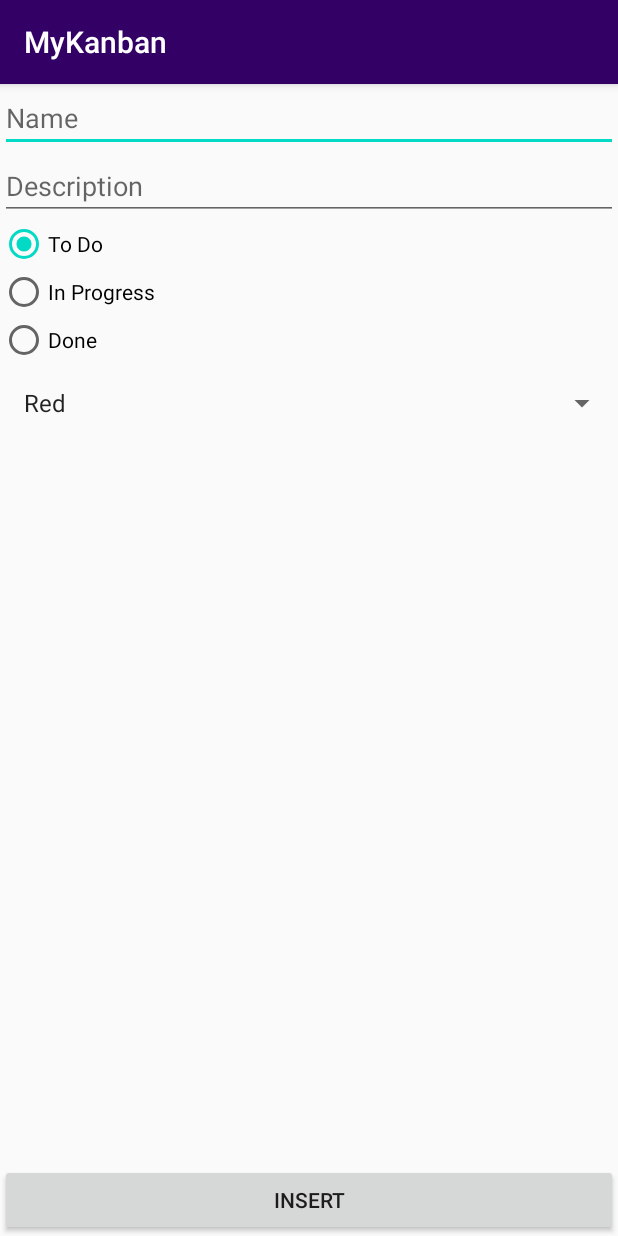
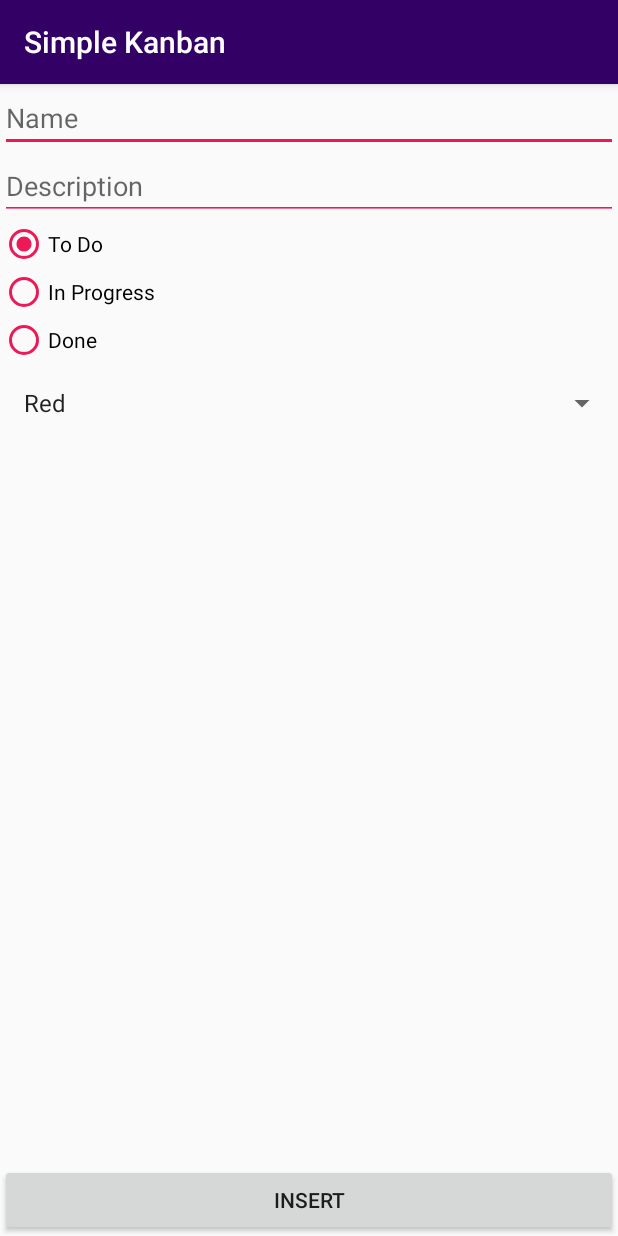
Before and after one commit to kazaw/MyKanban, an Android app: the AdderActivity screen opened directly, with no data from a screen before it, on a phone screen of 412 x 824 dp. Run offline under Robolectric (Android 15) with nearby library versions, the phone set to English and light mode, and no system bars.

Commit message:
Update UI colors, new app icon

```diff
--- a/app/src/main/res/layout/activity_adder.xml
+++ b/app/src/main/res/layout/activity_adder.xml
@@ -19,6 +19,7 @@
             android:id="@+id/editText_name"
             android:layout_width="match_parent"
             android:layout_height="wrap_content"
+            android:backgroundTint="@color/colorButton"
             android:ems="10"
             android:inputType="text"
             android:hint="@string/hint_name"
@@ -28,6 +29,7 @@
             android:id="@+id/editText_description"
             android:layout_width="match_parent"
             android:layout_height="wrap_content"
+            android:backgroundTint="@color/colorButton"
             android:ems="10"
             android:inputType="text"
             android:hint="@string/hint_description"
@@ -43,18 +45,21 @@
                 android:id="@+id/radioButton1"
                 android:layout_width="match_parent"
                 android:layout_height="wrap_content"
+                android:buttonTint="@color/colorButton"
                 android:text="@string/radiobutton_todo" />
 
             <RadioButton
                 android:id="@+id/radioButton2"
                 android:layout_width="match_parent"
                 android:layout_height="wrap_content"
+                android:buttonTint="@color/colorButton"
                 android:text="@string/radiobutton_in_progress" />
 
             <RadioButton
                 android:id="@+id/radioButton3"
                 android:layout_width="match_parent"
                 android:layout_height="wrap_content"
+                android:buttonTint="@color/colorButton"
                 android:text="@string/radiobutton_done" />
 
             <Spinner
--- a/app/src/main/res/layout/activity_main.xml
+++ b/app/src/main/res/layout/activity_main.xml
@@ -25,7 +25,8 @@
             android:id="@+id/tabs"
             android:layout_width="match_parent"
             android:layout_height="wrap_content"
-            android:background="?attr/colorPrimary" />
+            android:background="?attr/colorPrimary"
+            app:tabIndicatorColor="@color/colorButton"/>
     </com.google.android.material.appbar.AppBarLayout>
 
     <androidx.viewpager.widget.ViewPager
--- a/app/src/main/res/layout/fragment_kanbancard_detail.xml
+++ b/app/src/main/res/layout/fragment_kanbancard_detail.xml
@@ -29,24 +29,28 @@
 
         <TextView
             android:id="@+id/textView_detail_name"
+            android:padding="20dp"
             android:layout_width="match_parent"
             android:layout_height="wrap_content"
             android:text="@string/hint_name" />
 
         <TextView
             android:id="@+id/textView_detail_type"
+            android:padding="20dp"
             android:layout_width="match_parent"
             android:layout_height="wrap_content"
             android:text="@string/text_type" />
 
         <TextView
             android:id="@+id/textView_detail_date"
+            android:padding="20dp"
             android:layout_width="match_parent"
             android:layout_height="wrap_content"
             android:text="@string/text_date" />
 
         <TextView
             android:id="@+id/textView_detail_description"
+            android:padding="20dp"
             android:layout_width="match_parent"
             android:layout_height="wrap_content"
             android:text="@string/hint_description" />
--- a/app/src/main/res/mipmap-anydpi-v26/ic_launcher.xml
+++ /dev/null
@@ -1,5 +0,0 @@
-<?xml version="1.0" encoding="utf-8"?>
-<adaptive-icon xmlns:android="http://schemas.android.com/apk/res/android">
-    <background android:drawable="@drawable/ic_launcher_background" />
-    <foreground android:drawable="@drawable/ic_launcher_foreground" />
-</adaptive-icon>
--- a/app/src/main/res/mipmap-anydpi-v26/ic_launcher_round.xml
+++ /dev/null
@@ -1,5 +0,0 @@
-<?xml version="1.0" encoding="utf-8"?>
-<adaptive-icon xmlns:android="http://schemas.android.com/apk/res/android">
-    <background android:drawable="@drawable/ic_launcher_background" />
-    <foreground android:drawable="@drawable/ic_launcher_foreground" />
-</adaptive-icon>
--- a/app/src/main/res/values/strings.xml
+++ b/app/src/main/res/values/strings.xml
@@ -1,5 +1,5 @@
 <resources>
-    <string name="app_name">MyKanban</string>
+    <string name="app_name">Simple Kanban</string>
     <string name="tab_text_1">To Do</string>
     <string name="tab_text_2">In Progress</string>
     <string name="tab_text_3">Done</string>
```
Also changed, not shown: app/src/main/res/drawable/web_hi_res_512.png (added), app/src/main/res/mipmap-hdpi/ic_launcher.png, app/src/main/res/mipmap-hdpi/ic_launcher_round.png, app/src/main/res/mipmap-mdpi/ic_launcher.png, app/src/main/res/mipmap-mdpi/ic_launcher_round.png, app/src/main/res/mipmap-xhdpi/ic_launcher.png, app/src/main/res/mipmap-xhdpi/ic_launcher_round.png, app/src/main/res/mipmap-xxhdpi/ic_launcher.png, app/src/main/res/mipmap-xxhdpi/ic_launcher_round.png, app/src/main/res/mipmap-xxxhdpi/ic_launcher.png, app/src/main/res/mipmap-xxxhdpi/ic_launcher_round.png.
